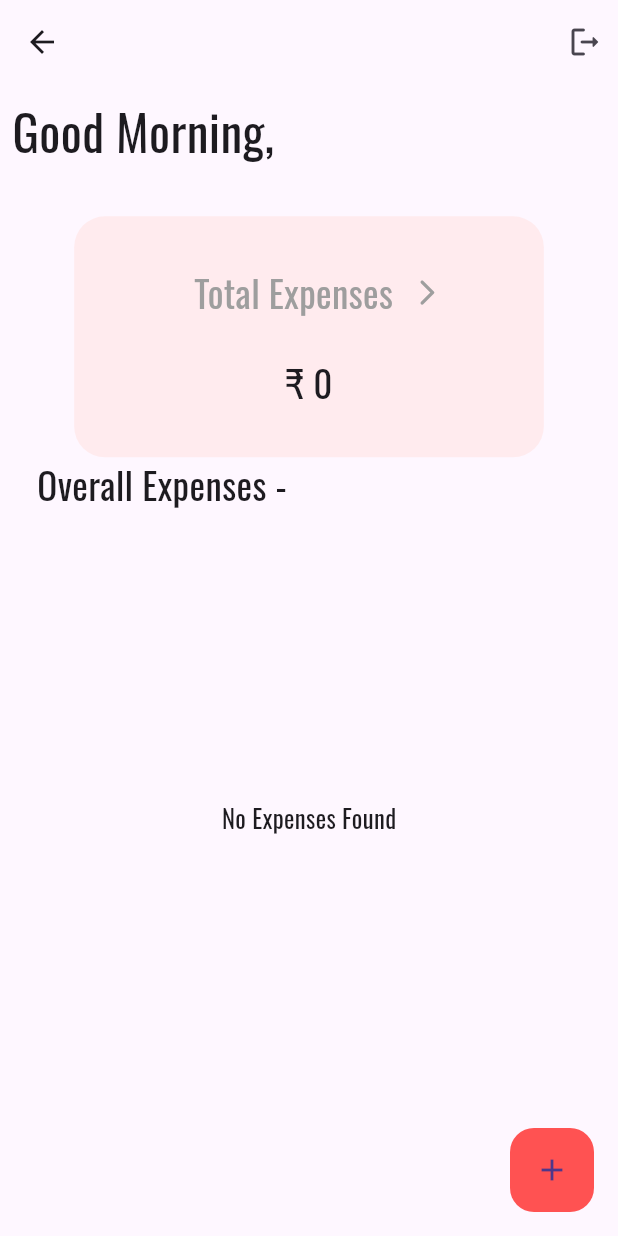
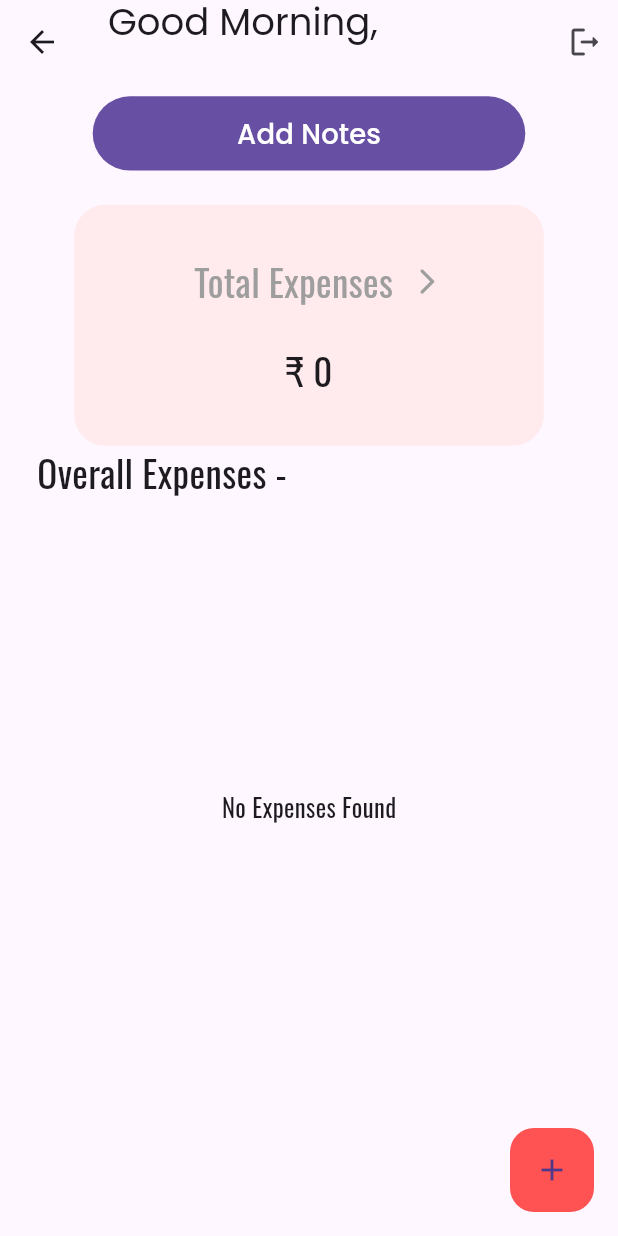
Before and after one commit to himxnshudxhiyx/expense_tracker, a Flutter app: the HomeScreen screen opened by its route, after a tap on the "logout" icon, on a phone screen of 412 x 824 dp. Run offline on Flutter 3.47's test engine with Material 3 defaults, Android fonts, the phone set to English and light mode, and no system bars; our stand-ins replace dio, flutter_easyloading, flutter_screenutil, fluttertoast, get, google_fonts and 2 more; missing offline and left inert: flutter_pretty_dio_logger; accounts and stored records are empty; network calls fail.

Commit message:
Home Screen Changes and API Integration of Add Notes and Get Notes List

```diff
--- a/lib/constants/elevated_button_widget.dart
+++ b/lib/Widgets/elevated_button_widget.dart
@@ -1,6 +1,5 @@
 import 'package:expense_tracker/Widgets/text_widget.dart';
 import 'package:flutter/material.dart';
-import 'package:flutter_screenutil/flutter_screenutil.dart';
 
 class ElevatedButtonWidget extends StatelessWidget {
   final String text;
--- a/lib/Widgets/text_field.dart
+++ b/lib/Widgets/text_field.dart
@@ -10,6 +10,7 @@ class AppTextField extends StatefulWidget {
   final TextInputType? keyboardType;
   final Widget? suffixWidget;
   final Widget? prefixIcon;
+  final int? maxLines;
   final String? Function(String?)? validator;
 
   const AppTextField({
@@ -20,6 +21,7 @@ class AppTextField extends StatefulWidget {
     this.keyboardType,
     this.inputFormatters,
     this.suffixWidget,
+    this.maxLines,
     this.prefixIcon,
     this.validator,
   }) : super(key: key);
@@ -56,6 +58,7 @@ class _AppTextFieldState extends State<AppTextField> {
   Widget build(BuildContext context) {
     return TextFormField(
       controller: widget.controller,
+      maxLines: widget.maxLines ?? 1,
       obscureText: widget.obscureText,
       validator: widget.validator,
       keyboardType: widget.keyboardType,
--- a/lib/Widgets/text_widget.dart
+++ b/lib/Widgets/text_widget.dart
@@ -8,6 +8,7 @@ class TextView extends StatelessWidget {
   final double? fontSize;
   final Color? fontColor;
   final TextAlign? textAlign;
+  final FontWeight? fontWeight;
   final TextOverflow? overflow;
   final int? maxLines;
 
@@ -18,6 +19,7 @@ class TextView extends StatelessWidget {
     this.fontSize,
     this.fontColor,
     this.textAlign,
+    this.fontWeight,
     this.overflow,
     this.maxLines,
   }) : super(key: key);
@@ -32,6 +34,7 @@ class TextView extends StatelessWidget {
             color: fontColor ?? Colors.black,
             fontFamily: GoogleFonts.poppins()
                 .fontFamily,
+            fontWeight: fontWeight ?? FontWeight.w500
           ),
       textAlign: textAlign,
       overflow: overflow,
--- a/lib/constants/functions/dio_client.dart
+++ b/lib/constants/functions/dio_client.dart
@@ -2,6 +2,7 @@ import 'package:dio/dio.dart';
 import 'package:expense_tracker/constants/functions/preference_manager.dart';
 import 'package:flutter/foundation.dart';
 import 'package:flutter_pretty_dio_logger/flutter_pretty_dio_logger.dart';
+import 'dart:developer';
 
 class DioClient {
   late Dio _dio;
@@ -13,39 +14,40 @@ class DioClient {
 
   void _setupInterceptors() {
     // Add interceptors for error handling, logging, etc.
+    // _dio.interceptors.add(
+    //     PrettyDioLogger(
+    //       // requestHeader: true,
+    //       // queryParameters: true,
+    //       // requestBody: true,
+    //       // responseHeader: true,
+    //       responseBody: true,
+    //       error: true,
+    //       showProcessingTime: true,
+    //       // showCUrl: false,
+    //       canShowLog: kDebugMode,
+    //     ),);
     _dio.interceptors.add(
-        PrettyDioLogger(
-          requestHeader: true,
-          queryParameters: true,
-          // requestBody: true,
-          // responseHeader: true,
-          responseBody: true,
-          error: true,
-          showProcessingTime: true,
-          // showCUrl: false,
-          canShowLog: kDebugMode,
-        ),);
-    // _dio.interceptors.add(
-    //   InterceptorsWrapper(
-    //     onError: (error, handler) {
-    //       // Customize error handling here
-    //       print('Dio Error: ${error.message}');
-    //       // You can throw a custom exception or handle errors as needed
-    //       return handler.next(error);
-    //     },
-    //     onRequest: (options, handler) {
-    //       // Optional: Log request details, headers, etc.
-    //       print('--> Method: ${options.method} URL: ${options.path}');
-    //       print('--> Request ${options.data}');
-    //       return handler.next(options);
-    //     },
-    //     onResponse: (response, handler) {
-    //       // Optional: Log response details, status code, etc.
-    //       print('<-- Status Code: ${response.statusCode}');
-    //       return handler.next(response);
-    //     },
-    //   ),
-    // );
+      InterceptorsWrapper(
+        onError: (error, handler) {
+          // Customize error handling here
+          log('Dio Error: ${error.message}');
+          // You can throw a custom exception or handle errors as needed
+          return handler.next(error);
+        },
+        onRequest: (options, handler) {
+          // Optional: Log request details, headers, etc.
+          log('--> Method: ${options.method} | URL: ${options.path}');
+          log('--> Request ${options.data}');
+          return handler.next(options);
+        },
+        onResponse: (response, handler) {
+          // Optional: Log response details, status code, etc.
+          log('<-- Status Code: ${response.statusCode}');
+          log('<-- Response: ${response.data}');
+          return handler.next(response);
+        },
+      ),
+    );
   }
 
 
--- a/lib/modules/home/controllers/home_controller.dart
+++ b/lib/modules/home/controllers/home_controller.dart
@@ -1,5 +1,9 @@
+import 'dart:convert';
+import 'dart:math';
+
 import 'package:expense_tracker/constants/models.dart';
 import 'package:expense_tracker/modules/add_expenses/controllers/add_expense_controller.dart';
+import 'package:expense_tracker/modules/login/models/login_api_response_model.dart';
 import 'package:get/get.dart';
 
 import '../../../constants/functions/api_manager.dart';
@@ -12,6 +16,12 @@ class HomeController extends GetxController {
   RxInt totalExpenses = 0.obs;
 
   RxList<Expense> expensesList = <Expense>[].obs;
+
+  void onInit(){
+    getSavedData();
+    getNotesListApiCall();
+    super.onInit();
+  }
 
   Map<String, double> getExpenseByCategory() {
     Map<String, double> categoryAmountMap = {};
@@ -36,6 +46,33 @@ class HomeController extends GetxController {
     }
   }
 
+  Rx<UserDetails> userDetails = UserDetails().obs;
+
+  getSavedData() async {
+    try{
+      String data = await UserPreferences().getUserData() ?? "";
+      var userData = jsonDecode(data);
+      userDetails.value = UserDetails.fromJson(userData);
+      userDetails.refresh();
+    } catch (e, stack){
+      printFlutterError(error: e,stack: stack, runTimeType: runtimeType);
+    }
+  }
+
+  getNotesListApiCall() async {
+    try {
+      await ApiManager().get('notes/', auth: true).then((data) async {
+        print(data);
+        // var jsonResponse = UserDetails.fromJson(data);
+        // UserPreferences().saveUserData(jsonResponse);
+        // Get.offNamed(AppRoutes.home);
+      });
+    } catch (e, stack) {
+      print('Error occurred: $e');
+      print('Stack where occurred: $stack');
+    }
+  }
+
   hitLogoutApi() async {
     try {
       await ApiManager().post('auth/logout', auth: true).then((data) async {
--- a/lib/modules/home/views/home_screen.dart
+++ b/lib/modules/home/views/home_screen.dart
@@ -1,8 +1,12 @@
+import 'package:expense_tracker/Widgets/elevated_button_widget.dart';
 import 'package:expense_tracker/modules/home/controllers/home_controller.dart';
 import 'package:expense_tracker/routes/app_routes.dart';
 import 'package:flutter/material.dart';
+import 'package:flutter_screenutil/flutter_screenutil.dart';
 import 'package:get/get.dart';
 import 'package:syncfusion_flutter_charts/charts.dart';
+
+import '../../addNote/views/add_note_view.dart';
 
 class HomeScreen extends GetView<HomeController> {
   const HomeScreen({super.key});
@@ -12,9 +16,27 @@ class HomeScreen extends GetView<HomeController> {
     return SafeArea(
       child: Scaffold(
         appBar: AppBar(
+          title: Column(
+            crossAxisAlignment: CrossAxisAlignment.start,
+            children: [
+              Text(
+                "${controller.getGreeting()},",
+                style: TextStyle(fontSize: Get.height * 0.03),
+              ),
+              Obx(
+                () => GestureDetector(
+                  onTap: () {},
+                  child: Text(
+                    "${controller.userDetails.value.firstName ?? ""} ${controller.userDetails.value.lastName ?? ""}",
+                    style: TextStyle(fontSize: Get.height * 0.025),
+                  ),
+                ),
+              ),
+            ],
+          ),
           actions: [
             GestureDetector(
-              onTap: (){
+              onTap: () {
                 controller.hitLogoutApi();
               },
               child: Icon(
@@ -42,16 +64,17 @@ class HomeScreen extends GetView<HomeController> {
     );
   }
 
-  _bodyWidget() => SingleChildScrollView(
+  _bodyWidget() => RefreshIndicator(
+        displacement: 50,
+        triggerMode: RefreshIndicatorTriggerMode.anywhere,
+        onRefresh: () {
+          return controller.getSavedData();
+        },
+        child: SingleChildScrollView(
           child: Column(
-          crossAxisAlignment: CrossAxisAlignment.start,
+            crossAxisAlignment: CrossAxisAlignment.center,
             children: [
-            Text(
-              "${controller.getGreeting()},",
-              style: TextStyle(fontSize: Get.height * 0.04),
-            ).paddingOnly(
-              bottom: Get.height * 0.04,
-            ),
+              _addNotesAndExpenses(),
               Container(
                 decoration: BoxDecoration(
                   color: Colors.red.shade50,
@@ -109,6 +132,7 @@ class HomeScreen extends GetView<HomeController> {
           ).paddingAll(
             Get.height * 0.01,
           ),
+        ),
       );
 
   _expensesChart() {
@@ -130,6 +154,18 @@ class HomeScreen extends GetView<HomeController> {
         ],
       ),
     );
+  }
+
+  _addNotesAndExpenses() {
+    return ElevatedButtonWidget(
+        text: "Add Notes",
+        onPressed: () {
+          showModalBottomSheet(
+            isScrollControlled: true,
+            context: Get.context!,
+            builder: (context) => AddNewNote(),
+          );
+        }).paddingOnly(bottom: 20.sp);
   }
 
   _expensesList() {
--- a/lib/modules/login/controllers/login_controller.dart
+++ b/lib/modules/login/controllers/login_controller.dart
@@ -8,10 +8,8 @@ import 'package:expense_tracker/modules/login/models/login_api_response_model.da
 import 'package:expense_tracker/routes/app_routes.dart';
 import 'package:flutter/cupertino.dart';
 import 'package:get/get.dart';
-import 'package:loggerx/loggerx.dart';
 
 import '../../../constants/functions/toast_message.dart';
-import '../../../constants/models.dart';
 
 class LoginController extends GetxController {
   final TextEditingController emailController = TextEditingController();
--- a/lib/modules/login/views/login_screen.dart
+++ b/lib/modules/login/views/login_screen.dart
@@ -5,7 +5,7 @@ import 'package:get/get.dart';
 
 import '../../../Widgets/text_field.dart';
 import '../../../constants/app_strings.dart';
-import '../../../constants/elevated_button_widget.dart';
+import '../../../Widgets/elevated_button_widget.dart';
 import '../../../constants/functions/validation_functions.dart';
 import '../controllers/login_controller.dart';
 
--- a/lib/modules/signUp/views/signUp_screen.dart
+++ b/lib/modules/signUp/views/signUp_screen.dart
@@ -5,7 +5,7 @@ import 'package:get/get.dart';
 
 import '../../../Widgets/text_field.dart';
 import '../../../constants/app_strings.dart';
-import '../../../constants/elevated_button_widget.dart';
+import '../../../Widgets/elevated_button_widget.dart';
 import '../../../constants/functions/validation_functions.dart';
 import '../controllers/signUp_controller.dart';
 
```
Also changed, not shown: lib/modules/addNote/bindings/add_note_bindings.dart (added, +10 -0 lines), lib/modules/addNote/controllers/add_note_controller.dart (added, +37 -0 lines), lib/modules/addNote/views/add_note_view.dart (added, +74 -0 lines), lib/modules/home/model/notes_list_response_model.dart (added, +69 -0 lines). Lines whose indentation alone changed are shown as unchanged.
